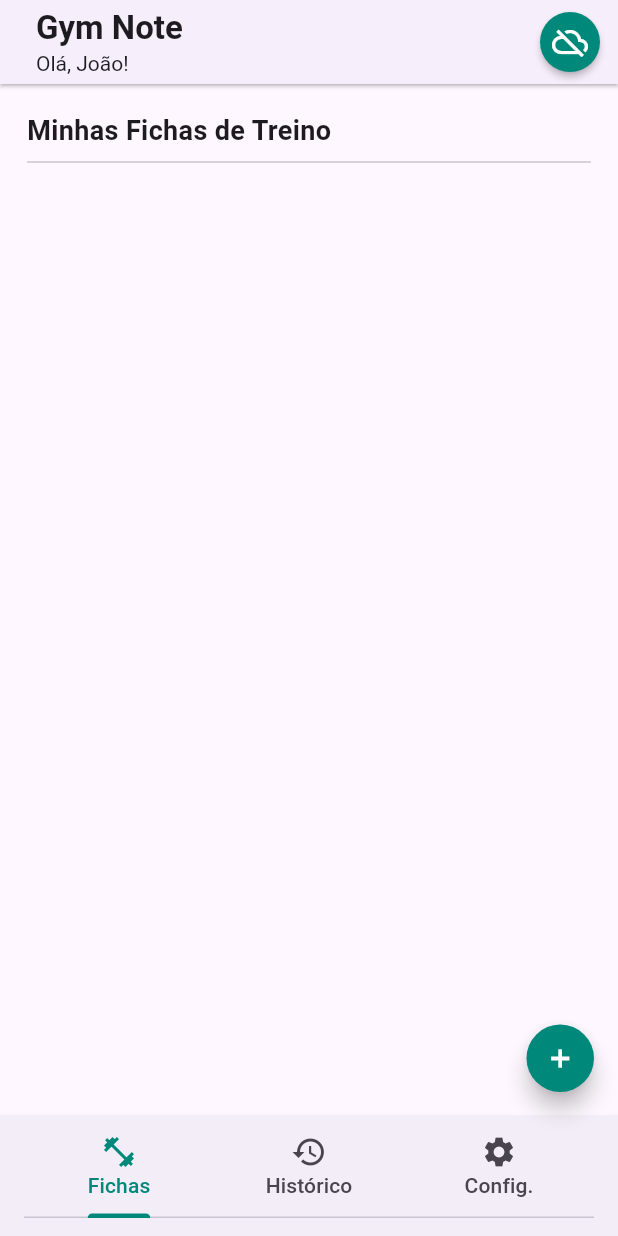
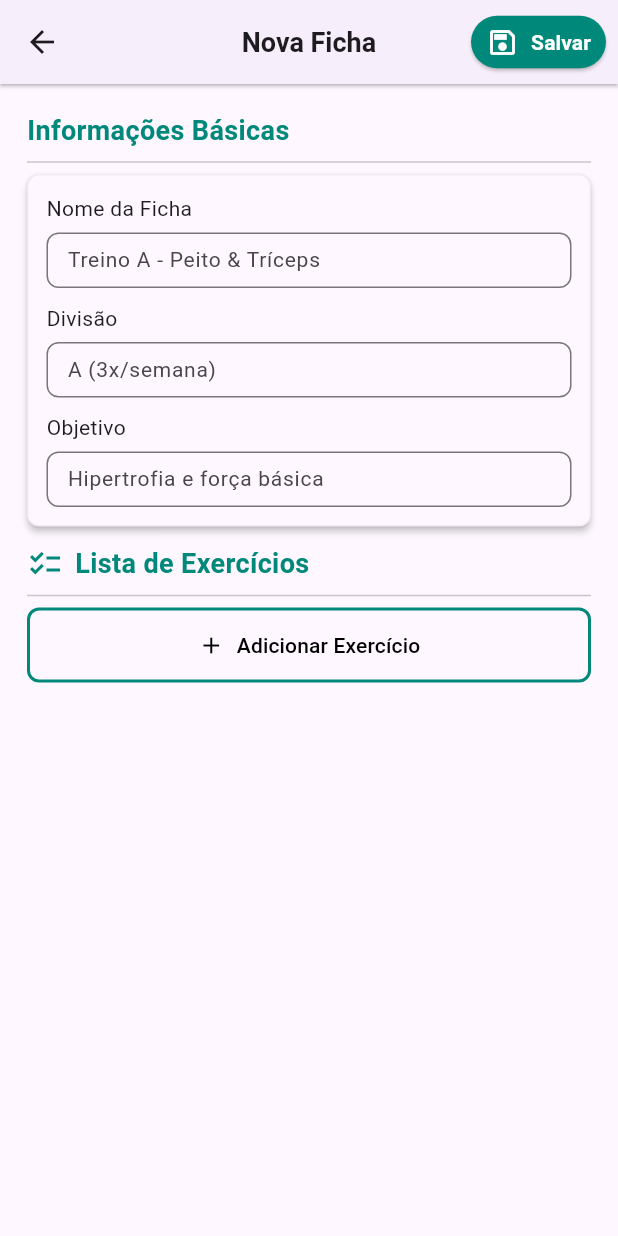
Before and after one commit to MatheusWDB/gym-note, a Flutter app: the screen it shows after launch, after a tap on the "add" icon, on a phone screen of 412 x 824 dp. Run offline on Flutter 3.47's test engine with Material 3 defaults, Android fonts, the phone set to English and light mode, and no system bars.

Commit message:
feat: Criado tela para adicionar ou editar uma ficha de treino e adicionado a lógica para acessar

```diff
--- a/frontend/lib/screens/home_screen.dart
+++ b/frontend/lib/screens/home_screen.dart
@@ -1,4 +1,5 @@
 import 'package:flutter/material.dart';
+import 'package:gym_note/screens/workout_plan_editor_screen.dart';
 import 'package:gym_note/tabs/historical_tab.dart';
 import 'package:gym_note/tabs/dashboard_tab.dart';
 import 'package:gym_note/tabs/setting_tab.dart';
@@ -122,7 +123,10 @@ class _HomeScreenState extends State<HomeScreen> with TickerProviderStateMixin {
                   foregroundColor: Colors.white,
                   shape: CircleBorder(),
                   backgroundColor: primaryColor,
-                  onPressed: () {},
+                  onPressed: () => Navigator.push(
+                    context,
+                    MaterialPageRoute(builder: (context) => WorkoutPlanEditorScreen(addOrEdit: "add",)),
+                  ),
                   child: const Icon(Icons.add, fontWeight: FontWeight.bold),
                 ),
               ),
@@ -133,7 +137,11 @@ class _HomeScreenState extends State<HomeScreen> with TickerProviderStateMixin {
         child: Column(
           crossAxisAlignment: CrossAxisAlignment.stretch,
           children: [
-            Text(_subTitle, textAlign: TextAlign.start, style: TextStyle(fontWeight: FontWeight.w700, fontSize: 18.0)),
+            Text(
+              _subTitle,
+              textAlign: TextAlign.start,
+              style: TextStyle(fontWeight: FontWeight.w700, fontSize: 18.0),
+            ),
             Divider(),
             Expanded(child: _childContent),
           ],
--- /dev/null
+++ b/frontend/lib/screens/workout_plan_editor_screen.dart
@@ -0,0 +1,232 @@
+import 'package:flutter/material.dart';
+
+class WorkoutPlanEditorScreen extends StatefulWidget {
+  final String addOrEdit;
+  final Object? workoutPlan;
+  const WorkoutPlanEditorScreen({
+    super.key,
+    required this.addOrEdit,
+    this.workoutPlan,
+  });
+
+  @override
+  State<WorkoutPlanEditorScreen> createState() =>
+      _WorkoutPlanEditorScreenState();
+}
+
+class _WorkoutPlanEditorScreenState extends State<WorkoutPlanEditorScreen> {
+  final TextEditingController _nameController = TextEditingController();
+  final TextEditingController _divisionController = TextEditingController();
+  final TextEditingController _objectiveController = TextEditingController();
+  List<Widget> _exercises = [];
+
+  @override
+  void initState() {
+    super.initState();
+  }
+
+  @override
+  void dispose() {
+    _nameController.dispose;
+    _divisionController.dispose;
+    _objectiveController.dispose;
+    super.dispose();
+  }
+
+  @override
+  Widget build(BuildContext context) {
+    Color primaryColor = Theme.of(context).primaryColor;
+
+    return Scaffold(
+      appBar: AppBar(
+        elevation: 1.0,
+        shadowColor: Colors.black,
+        actionsPadding: EdgeInsets.all(8.0),
+        centerTitle: true,
+        actions: [
+          ElevatedButton.icon(
+            style: ElevatedButton.styleFrom(
+              backgroundColor: primaryColor,
+              foregroundColor: Colors.white,
+              padding: EdgeInsets.zero,
+              minimumSize: Size(90.0, 35.0),
+              shape: RoundedRectangleBorder(
+                borderRadius: BorderRadius.circular(20.0),
+              ),
+            ),
+            onPressed: () {},
+            icon: Icon(Icons.save_outlined, size: 22.0),
+            label: Text(
+              "Salvar",
+              style: TextStyle(fontWeight: FontWeight.bold),
+            ),
+          ),
+        ],
+        title: Text(
+          widget.addOrEdit == "add" ? "Nova Ficha" : "Editar Ficha",
+          style: TextStyle(fontWeight: FontWeight.bold, fontSize: 18.0),
+        ),
+      ),
+      body: Padding(
+        padding: EdgeInsets.all(18.0),
+        child: SingleChildScrollView(
+          child: Column(
+            crossAxisAlignment: CrossAxisAlignment.stretch,
+            children: [
+              Text(
+                "Informações Básicas",
+                textAlign: TextAlign.start,
+                style: TextStyle(
+                  fontWeight: FontWeight.w700,
+                  fontSize: 18.0,
+                  color: primaryColor,
+                ),
+              ),
+              Divider(),
+              Material(
+                elevation: 2.0,
+                shadowColor: Colors.black,
+                borderRadius: BorderRadius.circular(8.0),
+                child: Container(
+                  padding: EdgeInsets.all(12.0),
+                  decoration: BoxDecoration(
+                    border: Border.all(
+                      color: const Color.fromARGB(35, 158, 158, 158),
+                    ),
+                    borderRadius: BorderRadius.circular(8.0),
+                  ),
+                  child: Column(
+                    spacing: 10.0,
+                    children: [
+                      Column(
+                        crossAxisAlignment: CrossAxisAlignment.start,
+                        spacing: 6.0,
+                        children: [
+                          Text("Nome da Ficha"),
+                          TextField(
+                            controller: _nameController,
+                            decoration: InputDecoration(
+                              border: OutlineInputBorder(
+                                borderRadius: const BorderRadius.all(
+                                  Radius.circular(8.0),
+                                ),
+                              ),
+                              contentPadding: EdgeInsets.symmetric(
+                                vertical: 8.0,
+                                horizontal: 10.0,
+                              ),
+                              isDense: true,
+                              hintText: "Treino A - Peito & Tríceps",
+                            ),
+                            style: TextStyle(fontSize: 14.0),
+                          ),
+                        ],
+                      ),
+                      Column(
+                        crossAxisAlignment: CrossAxisAlignment.start,
+                        spacing: 6.0,
+                        children: [
+                          Text("Divisão"),
+                          TextField(
+                            controller: _divisionController,
+                            decoration: InputDecoration(
+                              border: OutlineInputBorder(
+                                borderRadius: const BorderRadius.all(
+                                  Radius.circular(8.0),
+                                ),
+                              ),
+                              contentPadding: EdgeInsets.symmetric(
+                                vertical: 8.0,
+                                horizontal: 10.0,
+                              ),
+                              isDense: true,
+                              hintText: "A (3x/semana)",
+                            ),
+                            style: TextStyle(fontSize: 14.0),
+                          ),
+                        ],
+                      ),
+                      Column(
+                        crossAxisAlignment: CrossAxisAlignment.start,
+                        spacing: 6.0,
+                        children: [
+                          Text("Objetivo"),
+                          TextField(
+                            controller: _objectiveController,
+                            decoration: InputDecoration(
+                              border: OutlineInputBorder(
+                                borderRadius: const BorderRadius.all(
+                                  Radius.circular(8.0),
+                                ),
+                              ),
+                              contentPadding: EdgeInsets.symmetric(
+                                vertical: 8.0,
+                                horizontal: 10.0,
+                              ),
+                              isDense: true,
+                              hintText: "Hipertrofia e força básica",
+                            ),
+                            style: TextStyle(fontSize: 14.0),
+                          ),
+                        ],
+                      ),
+                    ],
+                  ),
+                ),
+              ),
+              SizedBox(height: 12.0),
+              Row(
+                spacing: 8.0,
+                children: [
+                  Icon(Icons.checklist, color: primaryColor),
+                  Text(
+                    "Lista de Exercícios",
+                    textAlign: TextAlign.start,
+                    style: TextStyle(
+                      fontWeight: FontWeight.w700,
+                      fontSize: 18.0,
+                      color: primaryColor,
+                    ),
+                  ),
+                ],
+              ),
+              Divider(),
+              Column(
+                children: [
+                  FutureBuilder(
+                    future: Future(() {}),
+                    builder: (context, asyncSnapshot) {
+                      return ListView.builder(
+                        shrinkWrap: true,
+                        itemCount: _exercises.length,
+                        itemBuilder: (context, index) => null,
+                      );
+                    },
+                  ),
+                  OutlinedButton.icon(
+                    style: OutlinedButton.styleFrom(
+                      backgroundColor: Colors.transparent,
+                      foregroundColor: Colors.black,
+                      padding: const EdgeInsets.symmetric(
+                        horizontal: 16.0,
+                        vertical: 12.0,
+                      ),
+                      minimumSize: Size.fromHeight(50.0),
+                      shape: RoundedRectangleBorder(
+                        borderRadius: BorderRadius.circular(8.0),
+                      ),
+                      side: BorderSide(color: primaryColor, width: 2.0),
+                    ),
+                    onPressed: () {},
+                    icon: Icon(Icons.add),
+                    label: Text("Adicionar Exercício"),
+                  ),
+                ],
+              ),
+            ],
+          ),
+        ),
+      ),
+    );
+  }
+}
```
